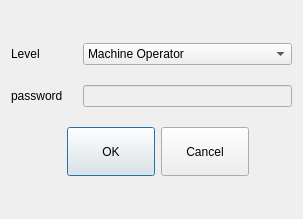
Above: custom_widgets/programhead/passworddialog.ui from GaussCheng/2-5AxisPunch before the change. Below: the same form after it.
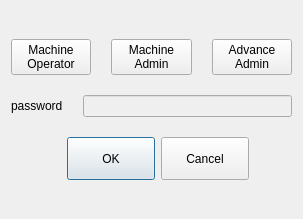
That is the form after the change. Icons and pictures are not drawn. Custom widgets are drawn as their Qt base class.

```diff
--- a/custom_widgets/programhead/passworddialog.ui
+++ b/custom_widgets/programhead/passworddialog.ui
@@ -34,42 +34,86 @@
      </property>
     </spacer>
    </item>
+   <item>
+    <layout class="QHBoxLayout" name="horizontalLayout_2">
+     <item>
+      <widget class="QPushButton" name="MachineOperatorPushButton">
+       <property name="sizePolicy">
+        <sizepolicy hsizetype="Fixed" vsizetype="Fixed">
+         <horstretch>0</horstretch>
+         <verstretch>0</verstretch>
+        </sizepolicy>
+       </property>
+       <property name="minimumSize">
+        <size>
+         <width>0</width>
+         <height>0</height>
+        </size>
+       </property>
+       <property name="styleSheet">
+        <string notr="true"/>
+       </property>
+       <property name="text">
+        <string>Machine
+Operator</string>
+       </property>
+       <property name="checkable">
+        <bool>true</bool>
+       </property>
+       <attribute name="buttonGroup">
+        <string notr="true">buttonGroup</string>
+       </attribute>
+      </widget>
+     </item>
+     <item>
+      <widget class="QPushButton" name="MachineAdminPushButton">
+       <property name="styleSheet">
+        <string notr="true"/>
+       </property>
+       <property name="text">
+        <string>Machine
+Admin</string>
+       </property>
+       <property name="checkable">
+        <bool>true</bool>
+       </property>
+       <attribute name="buttonGroup">
+        <string notr="true">buttonGroup</string>
+       </attribute>
+      </widget>
+     </item>
+     <item>
+      <widget class="QPushButton" name="AdvanceAdminPushButton">
+       <property name="styleSheet">
+        <string notr="true"/>
+       </property>
+       <property name="text">
+        <string>Advance
+Admin</string>
+       </property>
+       <property name="checkable">
+        <bool>true</bool>
+       </property>
+       <attribute name="buttonGroup">
+        <string notr="true">buttonGroup</string>
+       </attribute>
+      </widget>
+     </item>
+    </layout>
+   </item>
    <item>
     <layout class="QFormLayout" name="formLayout">
+     <property name="fieldGrowthPolicy">
+      <enum>QFormLayout::AllNonFixedFieldsGrow</enum>
+     </property>
      <item row="0" column="0">
-      <widget class="QLabel" name="label">
-       <property name="text">
-        <string>Level</string>
-       </property>
-      </widget>
-     </item>
-     <item row="0" column="1">
-      <widget class="QComboBox" name="levelComboBox">
-       <item>
-        <property name="text">
-         <string>Machine Operator</string>
-        </property>
-       </item>
-       <item>
-        <property name="text">
-         <string>Machine Admin</string>
-        </property>
-       </item>
-       <item>
-        <property name="text">
-         <string>Advance Admin</string>
-        </property>
-       </item>
-      </widget>
-     </item>
-     <item row="1" column="0">
       <widget class="QLabel" name="label_2">
        <property name="text">
         <string>password</string>
        </property>
       </widget>
      </item>
-     <item row="1" column="1">
+     <item row="0" column="1">
       <widget class="ICLineEditWithVirtualKeyboard" name="pwdEdit">
        <property name="enabled">
         <bool>false</bool>
```
Left out of the diff: 3 changed lines with no effect on the pictures.
